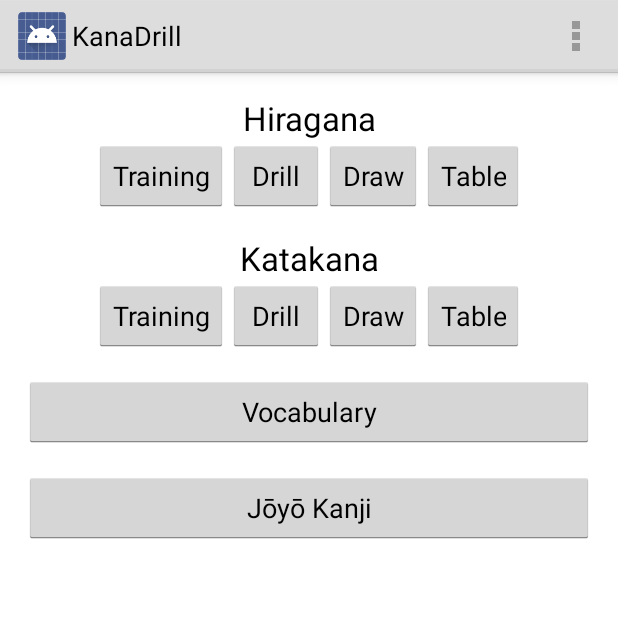
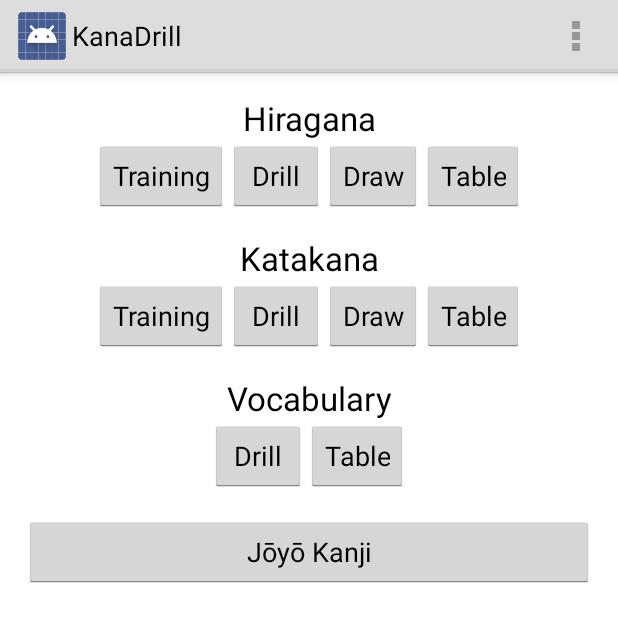
Before and after one commit to RodrigoDavy/Kana-Drill-Plus, an Android app: the MainActivity screen opened directly, with no data from a screen before it, on a phone screen of 412 x 824 dp. Shown: the top 622 px of the screen. Run offline under Robolectric (Android 15) with nearby library versions, the light colour scheme and no system bars.

Commit message:
Add activity to display vocabulary table

```diff
--- a/app/src/main/AndroidManifest.xml
+++ b/app/src/main/AndroidManifest.xml
@@ -81,6 +81,12 @@
             android:parentActivityName=".MainActivity"
             android:screenOrientation="portrait" />
         <activity
+            android:name=".VocabularyTableActivity"
+            android:configChanges="orientation|keyboardHidden"
+            android:label="@string/app_name"
+            android:parentActivityName=".MainActivity"
+            android:screenOrientation="portrait" />
+        <activity
             android:name=".VocabularyActivity"
             android:configChanges="orientation|keyboardHidden"
             android:label="@string/app_name"
--- a/app/src/main/java/com/jorgecastillo/kanadrill/MainActivity.java
+++ b/app/src/main/java/com/jorgecastillo/kanadrill/MainActivity.java
@@ -45,6 +45,11 @@ public class MainActivity extends EveryActivity {
     public void onClickButtonVocabulary(View view) {
 
         Intent intent = new Intent(this, VocabularyActivity.class);
+        startActivity(intent);
+    }
+
+    public void onClickButtonVocabularyTable(View view) {
+        Intent intent = new Intent(this, VocabularyTableActivity.class);
         startActivity(intent);
     }
 
--- a/app/src/main/res/layout/activity_main.xml
+++ b/app/src/main/res/layout/activity_main.xml
@@ -95,13 +95,33 @@
 
     </LinearLayout>
 
-    <Button
+    <TextView
         android:layout_marginTop="@dimen/activity_vertical_margin"
-        android:id="@+id/buttonHiraganaDrill"
+        android:gravity="center"
         android:layout_width="match_parent"
         android:layout_height="wrap_content"
-        android:text="@string/vocabulary_button"
-        android:onClick="onClickButtonVocabulary"/>
+        android:text="@string/vocabulary_text"
+        android:textAppearance="@android:style/TextAppearance.DeviceDefault.Large" />
+
+    <LinearLayout
+        android:gravity="center"
+        android:orientation="horizontal"
+        android:layout_width="match_parent"
+        android:layout_height="wrap_content">
+
+        <Button
+            android:layout_width="wrap_content"
+            android:layout_height="wrap_content"
+            android:text="@string/drill_button"
+            android:onClick="onClickButtonVocabulary"/>
+
+        <Button
+            android:layout_width="wrap_content"
+            android:layout_height="wrap_content"
+            android:text="@string/table_button"
+            android:onClick="onClickButtonVocabularyTable"/>
+
+    </LinearLayout>
 
     <Button
         android:layout_marginTop="@dimen/activity_vertical_margin"
--- a/app/src/main/res/values/strings.xml
+++ b/app/src/main/res/values/strings.xml
@@ -11,7 +11,7 @@
     <string name="hiragana_text">Hiragana</string>
     <string name="train_button">Training</string>
     <string name="draw_button">Draw</string>
-    <string name="vocabulary_button">Vocabulary</string>
+    <string name="vocabulary_text">Vocabulary</string>
     <string name="table_button">Table</string>
     <string name="kanji_training_button">Jōyō Kanji</string>
     <string name="correct_kana">Correct Kana</string>
```
Also changed, not shown: app/src/main/java/com/jorgecastillo/kanadrill/CommonCode.java (+35 -0 lines), app/src/main/java/com/jorgecastillo/kanadrill/VocabularyActivity.java (+1 -34 lines), app/src/main/java/com/jorgecastillo/kanadrill/VocabularyTableActivity.java (added, +125 -0 lines).
